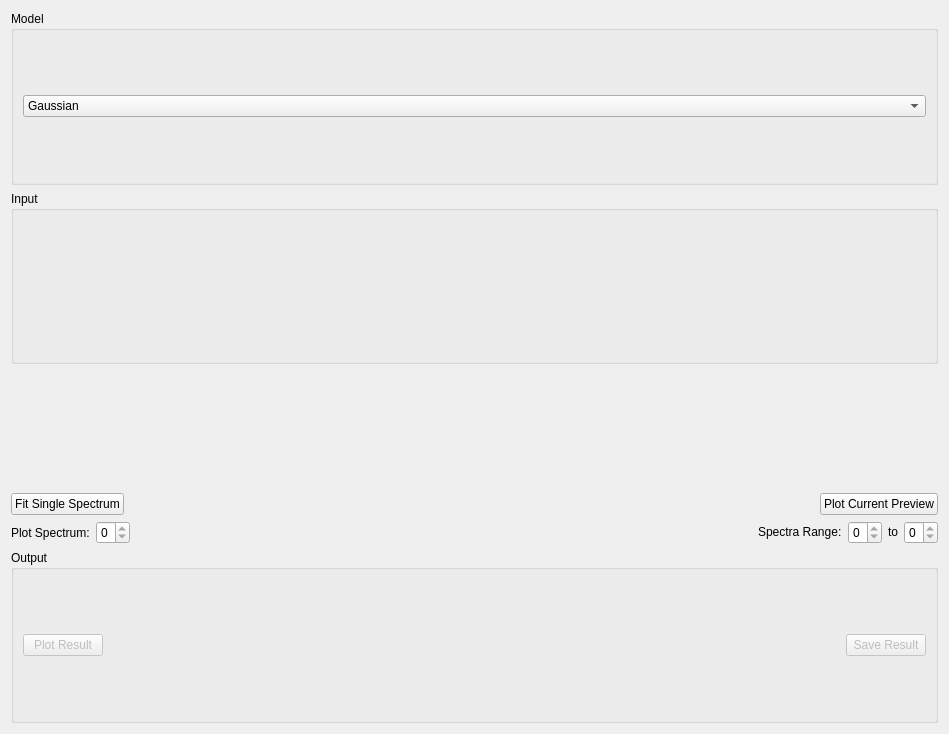
First picture: the form in qt/scientific_interfaces/Indirect/MSDFit.ui, repository mantidproject/mantid, before the edit.
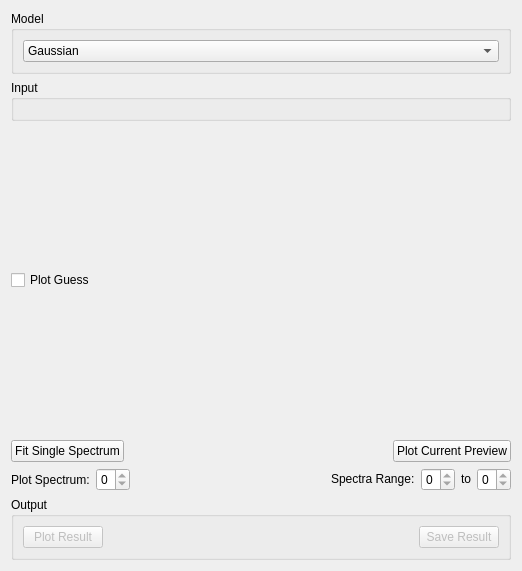
Second picture: the form after the edit. Custom widgets are drawn as their Qt base class.

Commit message:
Modify Data Analysis Tab UIs to allow for half size diff plot
Refs #21121

# Conflicts:
#	qt/scientific_interfaces/Indirect/MSDFit.ui

What changed in the file:
```diff
--- a/qt/scientific_interfaces/Indirect/MSDFit.ui
+++ b/qt/scientific_interfaces/Indirect/MSDFit.ui
@@ -6,8 +6,8 @@
    <rect>
     <x>0</x>
     <y>0</y>
-    <width>949</width>
-    <height>734</height>
+    <width>522</width>
+    <height>571</height>
    </rect>
   </property>
   <property name="windowTitle">
@@ -62,7 +62,40 @@
      <item>
       <layout class="QVBoxLayout" name="loMSDPlot">
        <item>
+        <layout class="QHBoxLayout" name="loPlotProperties">
+         <item>
+          <layout class="QVBoxLayout" name="loProperties">
+           <item>
+            <widget class="QCheckBox" name="ckPlotGuess">
+             <property name="text">
+              <string>Plot Guess</string>
+             </property>
+            </widget>
+           </item>
+           <item>
+            <layout class="QVBoxLayout" name="properties"/>
+           </item>
+          </layout>
+         </item>
+         <item>
+          <layout class="QVBoxLayout" name="loPlotsLayout" stretch="5,3">
+           <property name="sizeConstraint">
+            <enum>QLayout::SetNoConstraint</enum>
+           </property>
+           <item>
         <widget class="MantidQt::MantidWidgets::PreviewPlot" name="ppPlotTop" native="true">
+             <property name="sizePolicy">
+              <sizepolicy hsizetype="Preferred" vsizetype="Expanding">
+               <horstretch>0</horstretch>
+               <verstretch>1</verstretch>
+              </sizepolicy>
+             </property>
+             <property name="minimumSize">
+              <size>
+               <width>0</width>
+               <height>125</height>
+              </size>
+             </property>
          <property name="showLegend" stdset="0">
           <bool>true</bool>
          </property>
@@ -82,6 +115,18 @@
        </item>
        <item>
         <widget class="MantidQt::MantidWidgets::PreviewPlot" name="ppPlotBottom" native="true">
+             <property name="sizePolicy">
+              <sizepolicy hsizetype="Preferred" vsizetype="Expanding">
+               <horstretch>1</horstretch>
+               <verstretch>0</verstretch>
+              </sizepolicy>
+             </property>
+             <property name="minimumSize">
+              <size>
+               <width>0</width>
+               <height>75</height>
+              </size>
+             </property>
          <property name="showLegend" stdset="0">
           <bool>true</bool>
          </property>
@@ -93,6 +138,10 @@
           </color>
          </property>
         </widget>
+           </item>
+          </layout>
+         </item>
+        </layout>
        </item>
        <item>
         <layout class="QHBoxLayout" name="loPlotOptions">
```
Lines whose indentation alone changed are shown as unchanged. The commit also changes 7 other files.
